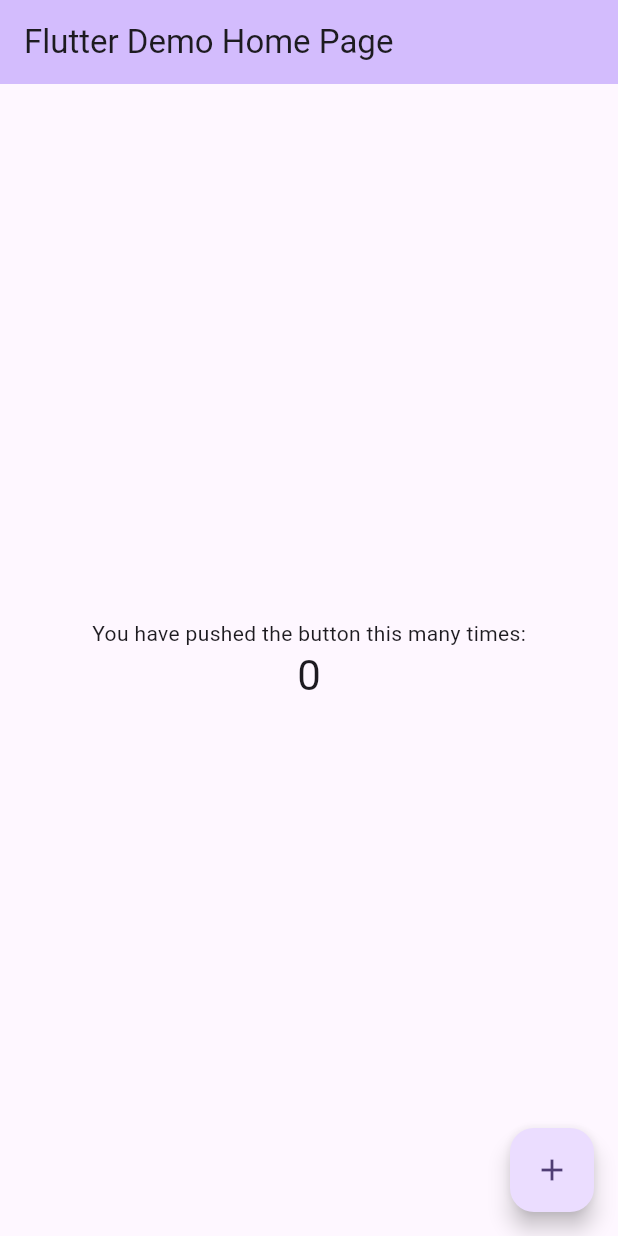
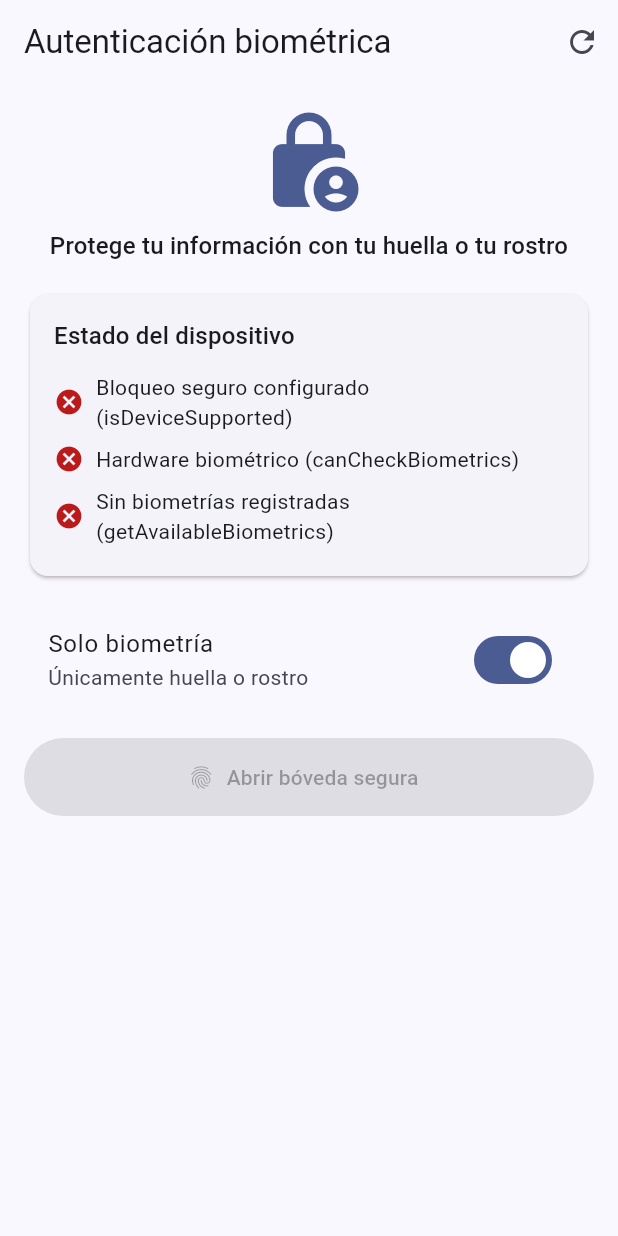
Before and after one commit to Amaya0910/Aplicacion_biometria, a Flutter app: the screen it shows after launch, on a phone screen of 412 x 824 dp. Run offline on Flutter 3.47's test engine with Material 3 defaults, Android fonts, the phone set to English and light mode, and no system bars; our stand-ins replace local_auth.

Commit message:
feat(screens): HomeScreen, VaultScreen y arranque de la app

```diff
--- /dev/null
+++ b/lib/app.dart
@@ -0,0 +1,32 @@
+import 'package:flutter/material.dart';
+
+import 'controllers/biometric_controller.dart';
+import 'screens/home_screen.dart';
+import 'services/biometric_service.dart';
+
+/// Widget raíz: configura el tema y la primera pantalla.
+class BiometriaApp extends StatelessWidget {
+  const BiometriaApp({super.key, required this.service});
+
+  /// Servicio ya construido en `main.dart`: la app no sabe cómo se crea.
+  final BiometricService service;
+
+  @override
+  Widget build(BuildContext context) {
+    return MaterialApp(
+      title: 'Biometría Flutter',
+      debugShowCheckedModeBanner: false,
+      theme: ThemeData(
+        colorSchemeSeed: const Color(0xFF0B1F4D),
+        useMaterial3: true,
+      ),
+      darkTheme: ThemeData(
+        colorSchemeSeed: const Color(0xFF0B1F4D),
+        brightness: Brightness.dark,
+        useMaterial3: true,
+      ),
+      // La pantalla recibe una fábrica de controladores: no crea el servicio.
+      home: HomeScreen(controllerFactory: () => BiometricController(service)),
+    );
+  }
+}
--- a/lib/main.dart
+++ b/lib/main.dart
@@ -1,122 +1,22 @@
 import 'package:flutter/material.dart';
+import 'package:local_auth/local_auth.dart';
 
+import 'app.dart';
+import 'services/biometric_service.dart';
+import 'services/local_auth_platform.dart';
+
+/// Punto de entrada de la aplicación.
+///
+/// `main` solo hace dos cosas:
+///   1. Construye el servicio con la plataforma REAL (`local_auth`).
+///   2. Arranca la interfaz.
+/// Así ninguna pantalla sabe *cómo* se crean sus dependencias (principio de
+/// Inversión de Dependencias, la "D" de SOLID).
 void main() {
-  runApp(const MyApp());
+  WidgetsFlutterBinding.ensureInitialized();
+
+  final platform = LocalAuthPlatform(LocalAuthentication());
+  final service = BiometricService(platform);
+
+  runApp(BiometriaApp(service: service));
 }
-
-class MyApp extends StatelessWidget {
-  const MyApp({super.key});
-
-  // This widget is the root of your application.
-  @override
-  Widget build(BuildContext context) {
-    return MaterialApp(
-      title: 'Flutter Demo',
-      theme: ThemeData(
-        // This is the theme of your application.
-        //
-        // TRY THIS: Try running your application with "flutter run". You'll see
-        // the application has a purple toolbar. Then, without quitting the app,
-        // try changing the seedColor in the colorScheme below to Colors.green
-        // and then invoke "hot reload" (save your changes or press the "hot
-        // reload" button in a Flutter-supported IDE, or press "r" if you used
-        // the command line to start the app).
-        //
-        // Notice that the counter didn't reset back to zero; the application
-        // state is not lost during the reload. To reset the state, use hot
-        // restart instead.
-        //
-        // This works for code too, not just values: Most code changes can be
-        // tested with just a hot reload.
-        colorScheme: .fromSeed(seedColor: Colors.deepPurple),
-      ),
-      home: const MyHomePage(title: 'Flutter Demo Home Page'),
-    );
-  }
-}
-
-class MyHomePage extends StatefulWidget {
-  const MyHomePage({super.key, required this.title});
-
-  // This widget is the home page of your application. It is stateful, meaning
-  // that it has a State object (defined below) that contains fields that affect
-  // how it looks.
-
-  // This class is the configuration for the state. It holds the values (in this
-  // case the title) provided by the parent (in this case the App widget) and
-  // used by the build method of the State. Fields in a Widget subclass are
-  // always marked "final".
-
-  final String title;
-
-  @override
-  State<MyHomePage> createState() => _MyHomePageState();
-}
-
-class _MyHomePageState extends State<MyHomePage> {
-  int _counter = 0;
-
-  void _incrementCounter() {
-    setState(() {
-      // This call to setState tells the Flutter framework that something has
-      // changed in this State, which causes it to rerun the build method below
-      // so that the display can reflect the updated values. If we changed
-      // _counter without calling setState(), then the build method would not be
-      // called again, and so nothing would appear to happen.
-      _counter++;
-    });
-  }
-
-  @override
-  Widget build(BuildContext context) {
-    // This method is rerun every time setState is called, for instance as done
-    // by the _incrementCounter method above.
-    //
-    // The Flutter framework has been optimized to make rerunning build methods
-    // fast, so that you can just rebuild anything that needs updating rather
-    // than having to individually change instances of widgets.
-    return Scaffold(
-      appBar: AppBar(
-        // TRY THIS: Try changing the color here to a specific color (to
-        // Colors.amber, perhaps?) and trigger a hot reload to see the AppBar
-        // change color while the other colors stay the same.
-        backgroundColor: Theme.of(context).colorScheme.inversePrimary,
-        // Here we take the value from the MyHomePage object that was created by
-        // the App.build method, and use it to set our appbar title.
-        title: Text(widget.title),
-      ),
-      body: Center(
-        // Center is a layout widget. It takes a single child and positions it
-        // in the middle of the parent.
-        child: Column(
-          // Column is also a layout widget. It takes a list of children and
-          // arranges them vertically. By default, it sizes itself to fit its
-          // children horizontally, and tries to be as tall as its parent.
-          //
-          // Column has various properties to control how it sizes itself and
-          // how it positions its children. Here we use mainAxisAlignment to
-          // center the children vertically; the main axis here is the vertical
-          // axis because Columns are vertical (the cross axis would be
-          // horizontal).
-          //
-          // TRY THIS: Invoke "debug painting" (choose the "Toggle Debug Paint"
-          // action in the IDE, or press "p" in the console), to see the
-          // wireframe for each widget.
-          mainAxisAlignment: .center,
-          children: [
-            const Text('You have pushed the button this many times:'),
-            Text(
-              '$_counter',
-              style: Theme.of(context).textTheme.headlineMedium,
-            ),
-          ],
-        ),
-      ),
-      floatingActionButton: FloatingActionButton(
-        onPressed: _incrementCounter,
-        tooltip: 'Increment',
-        child: const Icon(Icons.add),
-      ),
-    );
-  }
-}
--- /dev/null
+++ b/lib/screens/home_screen.dart
@@ -0,0 +1,160 @@
+import 'package:flutter/material.dart';
+
+import '../controllers/biometric_controller.dart';
+import '../models/auth_result.dart';
+import '../widgets/auth_result_banner.dart';
+import '../widgets/biometric_status_card.dart';
+import '../widgets/web_unsupported_card.dart';
+import 'vault_screen.dart';
+
+/// Pantalla principal: muestra qué soporta el dispositivo y permite
+/// autenticarse para entrar a la "bóveda segura".
+class HomeScreen extends StatefulWidget {
+  const HomeScreen({super.key, required this.controllerFactory});
+
+  /// Fábrica inyectada desde `app.dart` (ver `main.dart` y `app.dart`).
+  final BiometricController Function() controllerFactory;
+
+  @override
+  State<HomeScreen> createState() => _HomeScreenState();
+}
+
+/// `WidgetsBindingObserver` nos avisa cuando la app vuelve a primer plano.
+/// Si el usuario fue a Ajustes a registrar su huella (o a activar Face ID),
+/// refrescamos el estado automáticamente al regresar.
+class _HomeScreenState extends State<HomeScreen> with WidgetsBindingObserver {
+  late final BiometricController _controller;
+
+  @override
+  void initState() {
+    super.initState();
+    _controller = widget.controllerFactory();
+    _controller.loadStatus();
+    WidgetsBinding.instance.addObserver(this);
+  }
+
+  @override
+  void didChangeAppLifecycleState(AppLifecycleState state) {
+    if (state == AppLifecycleState.resumed && !_controller.isAuthenticating) {
+      _controller.loadStatus();
+    }
+  }
+
+  @override
+  void dispose() {
+    WidgetsBinding.instance.removeObserver(this);
+    _controller.dispose();
+    super.dispose();
+  }
+
+  Future<void> _onAuthenticatePressed() async {
+    final result = await _controller.authenticate();
+    if (!mounted) return;
+
+    // `switch` exhaustivo sobre la clase sealed: éxito o fallo, sin olvidos.
+    switch (result) {
+      case AuthSuccess():
+        await Navigator.of(context).push(
+          MaterialPageRoute<void>(builder: (_) => const VaultScreen()),
+        );
+        _controller.clearResult();
+      case AuthFailure():
+        // El banner de error ya se muestra en pantalla; no navegamos.
+        break;
+    }
+  }
+
+  @override
+  Widget build(BuildContext context) {
+    return Scaffold(
+      appBar: AppBar(
+        title: const Text('Autenticación biométrica'),
+        actions: [
+          IconButton(
+            tooltip: 'Volver a consultar el dispositivo',
+            icon: const Icon(Icons.refresh),
+            onPressed: _controller.loadStatus,
+          ),
+        ],
+      ),
+      // ListenableBuilder redibuja solo esta parte cuando el controlador
+      // llama a notifyListeners().
+      body: ListenableBuilder(
+        listenable: _controller,
+        builder: (context, _) {
+          final status = _controller.status;
+
+          if (_controller.isLoadingStatus && status == null) {
+            return const Center(child: CircularProgressIndicator());
+          }
+
+          return ListView(
+            padding: const EdgeInsets.all(16),
+            children: [
+              const _Header(),
+              const SizedBox(height: 16),
+              if (status != null && !status.isPlatformSupported)
+                const WebUnsupportedCard()
+              else if (status != null)
+                BiometricStatusCard(status: status),
+              const SizedBox(height: 16),
+              SwitchListTile(
+                title: const Text('Solo biometría'),
+                subtitle: Text(
+                  _controller.biometricOnly
+                      ? 'Únicamente huella o rostro'
+                      : 'Se permite PIN, patrón o contraseña como respaldo',
+                ),
+                value: _controller.biometricOnly,
+                onChanged: _controller.isAuthenticating
+                    ? null
+                    : _controller.setBiometricOnly,
+              ),
+              const SizedBox(height: 16),
+              FilledButton.icon(
+                onPressed: (status?.canAuthenticate ?? false) &&
+                        !_controller.isAuthenticating
+                    ? _onAuthenticatePressed
+                    : null,
+                icon: _controller.isAuthenticating
+                    ? const SizedBox.square(
+                        dimension: 18,
+                        child: CircularProgressIndicator(strokeWidth: 2),
+                      )
+                    : const Icon(Icons.fingerprint),
+                label: const Text('Abrir bóveda segura'),
+                style: FilledButton.styleFrom(
+                  minimumSize: const Size.fromHeight(52),
+                ),
+              ),
+              const SizedBox(height: 16),
+              if (_controller.lastResult case final AuthFailure failure)
+                AuthResultBanner(failure: failure),
+            ],
+          );
+        },
+      ),
+    );
+  }
+}
+
+/// Encabezado ilustrativo.
+class _Header extends StatelessWidget {
+  const _Header();
+
+  @override
+  Widget build(BuildContext context) {
+    final colors = Theme.of(context).colorScheme;
+    return Column(
+      children: [
+        Icon(Icons.lock_person_rounded, size: 72, color: colors.primary),
+        const SizedBox(height: 8),
+        Text(
+          'Protege tu información con tu huella o tu rostro',
+          textAlign: TextAlign.center,
+          style: Theme.of(context).textTheme.titleMedium,
+        ),
+      ],
+    );
+  }
+}
```
Also changed, not shown: lib/screens/vault_screen.dart (added, +59 -0 lines).
